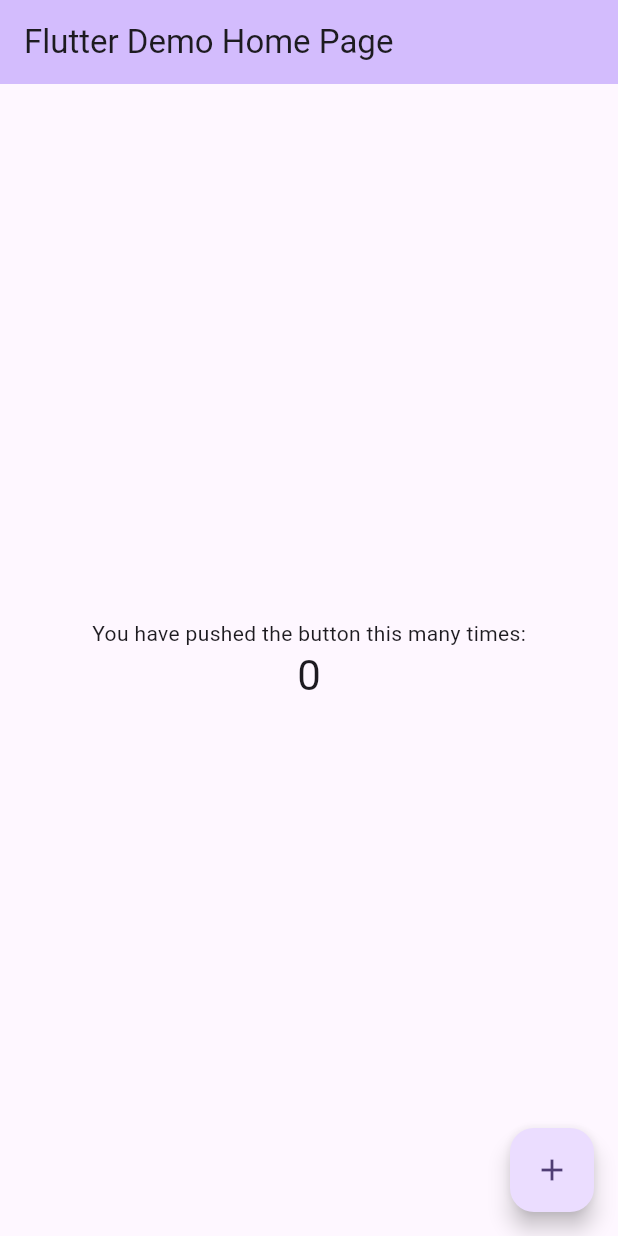
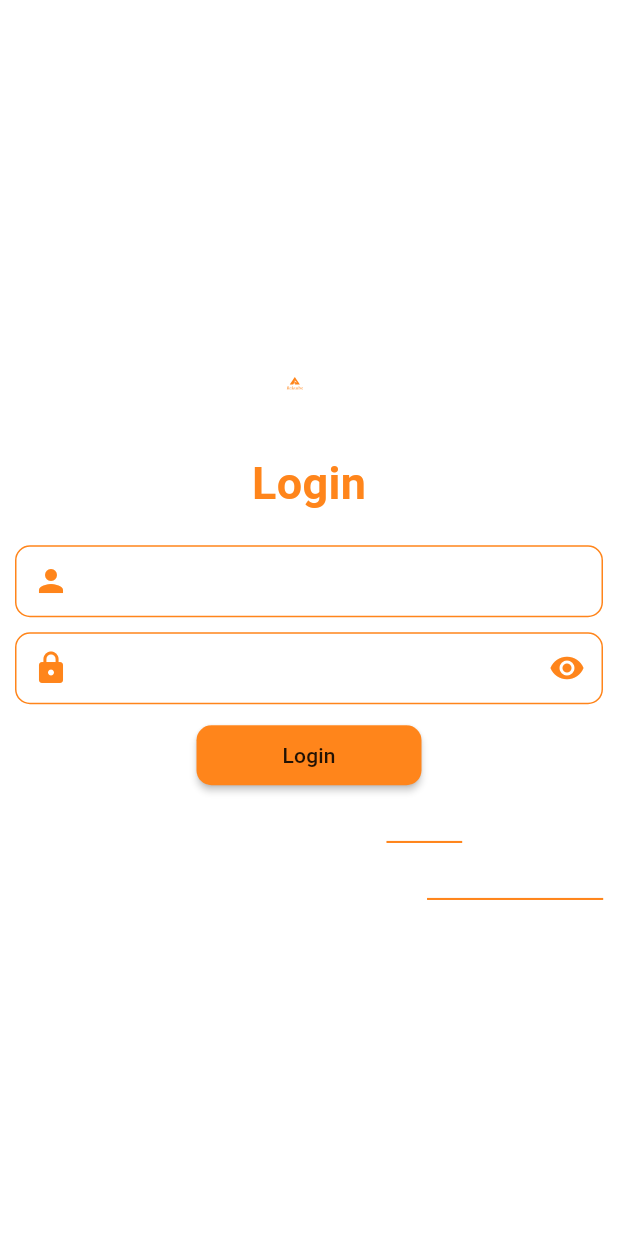
Before and after one commit to andomeder/rektube, a Flutter app: the screen it shows after launch, on a phone screen of 412 x 824 dp. Run offline on Flutter 3.47's test engine with Material 3 defaults, Android fonts, the phone set to English and light mode, and no system bars; our stand-ins replace flutter_svg, get, get_storage.

Commit message:
added login

```diff
--- /dev/null
+++ b/lib/configs/colours.dart
@@ -0,0 +1,5 @@
+import 'package:flutter/material.dart';
+
+const Color mainColor = Color.fromARGB(0, 17, 17, 17);
+const Color secondaryColor = Color.fromARGB(255, 255, 133, 27);
+const Color extraColor = Color(0xFFFFFFFF);
--- /dev/null
+++ b/lib/controllers/auth/login_controller.dart
@@ -0,0 +1,47 @@
+import 'package:flutter/material.dart';
+import 'package:get/get.dart';
+import 'package:rektube/configs/colours.dart';
+
+class LoginController extends GetxController {
+  var errorMessage = "".obs;
+  setErrorMessage(newErrorMessage) {
+    errorMessage.value = newErrorMessage;
+  }
+
+  bool validateLogin(String username, String password) {
+  if (username.isEmpty && password.isEmpty) {
+    _showErrorSnackbar("Error", "Please enter username and password");
+    return false;
+  }
+  if (username.isEmpty) {
+    _showErrorSnackbar("Error", "Please enter username");
+    return false;
+  }
+  if (password.isEmpty) {
+    _showErrorSnackbar("Error", "Please enter password");
+    return false;
+  }
+  return true;
+  }
+
+  void showSuccessSnackbar(String title, String message) {
+    Get.snackbar(title, message,
+      backgroundColor: Colors.blue,
+      snackPosition: SnackPosition.BOTTOM,
+      colorText: extraColor,
+      margin: EdgeInsets.all(10),
+      borderRadius: 8,
+    );
+  }
+
+  void _showErrorSnackbar(String title, String message) {
+    Get.snackbar(title, message,
+      backgroundColor: Colors.redAccent,
+      snackPosition: SnackPosition.BOTTOM,
+      colorText: extraColor,
+      margin: EdgeInsets.all(10),
+      borderRadius: 8,
+    );
+  }
+
+}
--- a/lib/main.dart
+++ b/lib/main.dart
@@ -1,122 +1,16 @@
 import 'package:flutter/material.dart';
+import 'package:get/get.dart';
+import 'package:get_storage/get_storage.dart';
+import 'package:rektube/views/screens/auth/login.dart';
+import 'package:rektube/utils/routes.dart';
 
-void main() {
-  runApp(const MyApp());
+void main() async {
+  WidgetsFlutterBinding.ensureInitialized();
+  await GetStorage.init();
+  runApp(GetMaterialApp(
+    home: Login(),
+    getPages: AppRoutes.routes,
+    initialRoute: '/',
+    debugShowCheckedModeBanner: false,
+  ));
 }
-
-class MyApp extends StatelessWidget {
-  const MyApp({super.key});
-
-  // This widget is the root of your application.
-  @override
-  Widget build(BuildContext context) {
-    return MaterialApp(
-      title: 'Flutter Demo',
-      theme: ThemeData(
-        // This is the theme of your application.
-        //
-        // TRY THIS: Try running your application with "flutter run". You'll see
-        // the application has a purple toolbar. Then, without quitting the app,
-        // try changing the seedColor in the colorScheme below to Colors.green
-        // and then invoke "hot reload" (save your changes or press the "hot
-        // reload" button in a Flutter-supported IDE, or press "r" if you used
-        // the command line to start the app).
-        //
-        // Notice that the counter didn't reset back to zero; the application
-        // state is not lost during the reload. To reset the state, use hot
-        // restart instead.
-        //
-        // This works for code too, not just values: Most code changes can be
-        // tested with just a hot reload.
-        colorScheme: ColorScheme.fromSeed(seedColor: Colors.deepPurple),
-      ),
-      home: const MyHomePage(title: 'Flutter Demo Home Page'),
-    );
-  }
-}
-
-class MyHomePage extends StatefulWidget {
-  const MyHomePage({super.key, required this.title});
-
-  // This widget is the home page of your application. It is stateful, meaning
-  // that it has a State object (defined below) that contains fields that affect
-  // how it looks.
-
-  // This class is the configuration for the state. It holds the values (in this
-  // case the title) provided by the parent (in this case the App widget) and
-  // used by the build method of the State. Fields in a Widget subclass are
-  // always marked "final".
-
-  final String title;
-
-  @override
-  State<MyHomePage> createState() => _MyHomePageState();
-}
-
-class _MyHomePageState extends State<MyHomePage> {
-  int _counter = 0;
-
-  void _incrementCounter() {
-    setState(() {
-      // This call to setState tells the Flutter framework that something has
-      // changed in this State, which causes it to rerun the build method below
-      // so that the display can reflect the updated values. If we changed
-      // _counter without calling setState(), then the build method would not be
-      // called again, and so nothing would appear to happen.
-      _counter++;
-    });
-  }
-
-  @override
-  Widget build(BuildContext context) {
-    // This method is rerun every time setState is called, for instance as done
-    // by the _incrementCounter method above.
-    //
-    // The Flutter framework has been optimized to make rerunning build methods
-    // fast, so that you can just rebuild anything that needs updating rather
-    // than having to individually change instances of widgets.
-    return Scaffold(
-      appBar: AppBar(
-        // TRY THIS: Try changing the color here to a specific color (to
-        // Colors.amber, perhaps?) and trigger a hot reload to see the AppBar
-        // change color while the other colors stay the same.
-        backgroundColor: Theme.of(context).colorScheme.inversePrimary,
-        // Here we take the value from the MyHomePage object that was created by
-        // the App.build method, and use it to set our appbar title.
-        title: Text(widget.title),
-      ),
-      body: Center(
-        // Center is a layout widget. It takes a single child and positions it
-        // in the middle of the parent.
-        child: Column(
-          // Column is also a layout widget. It takes a list of children and
-          // arranges them vertically. By default, it sizes itself to fit its
-          // children horizontally, and tries to be as tall as its parent.
-          //
-          // Column has various properties to control how it sizes itself and
-          // how it positions its children. Here we use mainAxisAlignment to
-          // center the children vertically; the main axis here is the vertical
-          // axis because Columns are vertical (the cross axis would be
-          // horizontal).
-          //
-          // TRY THIS: Invoke "debug painting" (choose the "Toggle Debug Paint"
-          // action in the IDE, or press "p" in the console), to see the
-          // wireframe for each widget.
-          mainAxisAlignment: MainAxisAlignment.center,
-          children: <Widget>[
-            const Text('You have pushed the button this many times:'),
-            Text(
-              '$_counter',
-              style: Theme.of(context).textTheme.headlineMedium,
-            ),
-          ],
-        ),
-      ),
-      floatingActionButton: FloatingActionButton(
-        onPressed: _incrementCounter,
-        tooltip: 'Increment',
-        child: const Icon(Icons.add),
-      ), // This trailing comma makes auto-formatting nicer for build methods.
-    );
-  }
-}
--- /dev/null
+++ b/lib/utils/routes.dart
@@ -0,0 +1,13 @@
+import 'package:get/get.dart';
+import 'package:rektube/views/screens/auth/login.dart';
+
+class AppRoutes {
+  static const String login = "/";
+  static const String signup = "/signup";
+  static const String home = "/home";
+
+
+  static List<GetPage> routes = [
+    GetPage(name: login, page: () => Login()),
+  ];
+}
--- /dev/null
+++ b/lib/views/screens/auth/login.dart
@@ -0,0 +1,144 @@
+import 'dart:math';
+
+import 'package:flutter/material.dart';
+import 'package:flutter_svg/svg.dart';
+import 'package:get/get.dart';
+import 'package:get_storage/get_storage.dart';
+import 'package:rektube/configs/colours.dart';
+import 'package:rektube/controllers/auth/login_controller.dart';
+import 'package:rektube/views/widgets/password_field.dart';
+import 'package:rektube/views/widgets/rektube_button.dart';
+import 'package:rektube/views/widgets/text_field.dart';
+
+var store = GetStorage();
+
+class Login extends StatelessWidget {
+  const Login({super.key});
+
+  @override
+  Widget build(BuildContext context) {
+    final LoginController loginController = Get.put(LoginController());
+    String username = store.read("username") ?? "";
+    //String password = store.read("password") ?? "";
+    TextEditingController userNameController = TextEditingController();
+    TextEditingController passwordController = TextEditingController();
+    userNameController.text = username;
+    return Scaffold(
+      backgroundColor: mainColor,
+      body: Center(
+        child: SingleChildScrollView(
+          child: Padding(
+            padding: const EdgeInsets.fromLTRB(10, 30, 10, 20),
+            child: Column(
+              mainAxisAlignment: MainAxisAlignment.center,
+              children: [
+                Padding(
+                  padding: const EdgeInsets.all(10.0),
+                  child: SvgPicture.asset('assets/images/logo-no-background.svg', semanticsLabel: 'Rektube Logo', height: 30, width: 30,),
+                ),
+                Padding(
+                  padding: const EdgeInsets.all(20.0),
+                  child: Text(
+                    "Login",
+                    style: TextStyle(
+                      color: secondaryColor,
+                      fontSize: 30,
+                      fontWeight: FontWeight.bold,
+                    ),
+                  ),
+                ),
+                myTextField(
+                  hintText: "Enter Username",
+                  controller: userNameController,
+                ),
+                SizedBox(height: 10),
+                PasswordField(
+                  hintText: "Enter Password",
+                  controller: passwordController,
+                ),
+                Padding(
+                  padding: const EdgeInsets.all(10.0),
+                  child: rektubeButton(
+                    () async {
+                      bool isValid = loginController.validateLogin(
+                        userNameController.text.trim(),
+                        passwordController.text.trim(),
+                      );
+
+                      if (isValid) {
+                        loginController.showSuccessSnackbar(
+                          "Welcome ${userNameController.text.trim()}",
+                          "Welcome to Rektube",
+                        );
+                      }
+                      Get.offAndToNamed("/home");
+                    },
+                    label: "Login",
+                    color: secondaryColor,
+                  ),
+                ),
+                Padding(
+                  padding: const EdgeInsets.all(8.0),
+                  child: Row(
+                    mainAxisAlignment: MainAxisAlignment.center,
+                    children: [
+                      Text(
+                        "Don't have an account? ",
+                        style: TextStyle(
+                          color: extraColor,
+                          fontWeight: FontWeight.bold,
+                          fontSize: 14,
+                        ),
+                      ),
+                      GestureDetector(
+                        onTap: () {
+                          Get.toNamed("/signup");
+                        },
+                        child: Text(
+                          "Sign Up",
+                          style: TextStyle(
+                            color: extraColor,
+                            decoration: TextDecoration.underline,
+                            decorationColor: secondaryColor,
+                            decorationThickness: 2,
+                            fontWeight: FontWeight.bold,
+                            fontSize: 14,
+                          ),
+                        ),
+                      )
+                    ],
+                  ),
+                ),
+                SizedBox(height: 10),
+                Row(
+                  mainAxisAlignment: MainAxisAlignment.end,
+                  children: [
+                    GestureDetector(
+                      child: Text("Forgot Password?",
+                          style: TextStyle(
+                            color: extraColor,
+                            decoration: TextDecoration.underline,
+                            decorationColor: secondaryColor,
+                            decorationThickness: 2,
+                            fontWeight: FontWeight.bold,
+                            fontSize: 14,
+                          )),
+                      onTap: () {
+                        print("Forgot Password tapped");
+                        Get.snackbar("Info", "Forgot Password functionality is not available yet",
+                        snackPosition: SnackPosition.BOTTOM,
+                        backgroundColor: Colors.amber,
+                        colorText: extraColor
+                        );
+                      }
+                    )
+                  ],
+                )
+              ],
+            ),
+          ),
+        ),
+      ),
+    );
+  }
+}
--- /dev/null
+++ b/lib/views/widgets/password_field.dart
@@ -0,0 +1,49 @@
+import 'package:flutter/material.dart';
+import 'package:rektube/views/widgets/text_field.dart';
+
+class PasswordField extends StatefulWidget {
+  final String? hintText;
+  final TextEditingController controller;
+  //const PasswordField({super.key});
+  const PasswordField({super.key, this.hintText, required this.controller});
+
+  @override
+  State<PasswordField> createState() => _PasswordFieldState();
+}
+
+class _PasswordFieldState extends State<PasswordField>
+    with SingleTickerProviderStateMixin {
+  late AnimationController _controller;
+  bool _obscureText = true;
+
+  @override
+  void initState() {
+    super.initState();
+    _controller = AnimationController(
+      vsync: this,
+      //duration: const Duration(milliseconds: 200),
+    );
+  }
+
+  @override
+  void dispose() {
+    _controller.dispose();
+    super.dispose();
+  }
+
+  @override
+  Widget build(BuildContext context) {
+    return myTextField(
+      hintText: widget.hintText,
+      controller: widget.controller,
+      prefixIcon: Icons.lock,
+      suffixIcon: _obscureText ? Icons.visibility : Icons.visibility_off,
+      obscureText: _obscureText,
+      suffixIcontap: () {
+        setState(() {
+          _obscureText = !_obscureText;
+        });
+      },
+    );
+  }
+}
--- /dev/null
+++ b/lib/views/widgets/rektube_button.dart
@@ -0,0 +1,15 @@
+import 'package:flutter/material.dart';
+import 'package:rektube/configs/colours.dart';
+
+Widget rektubeButton(VoidCallback work, {required label, color = extraColor}) {
+  return MaterialButton(
+    onPressed: work,
+    color: color,
+    minWidth: 150,
+    height: 40,
+    shape: RoundedRectangleBorder(
+      borderRadius: BorderRadius.circular(10),
+    ),
+    child: Text(label),
+  );
+}
--- /dev/null
+++ b/lib/views/widgets/text_field.dart
@@ -0,0 +1,46 @@
+import 'package:flutter/material.dart';
+import 'package:rektube/configs/colours.dart';
+
+Widget myTextField({
+  String? hintText,
+  required controller,
+  IconData? prefixIcon,
+  IconData? suffixIcon,
+  bool obscureText = false,
+  VoidCallback? suffixIcontap,
+  TextStyle? textstyle,
+}) {
+  return TextField(
+    controller: controller,
+    obscureText: obscureText,
+    style: TextStyle(color: extraColor),
+    decoration: InputDecoration(
+      hintText: hintText,
+      hintStyle: TextStyle(color: extraColor, fontSize: 14),
+      prefixIcon:
+          prefixIcon != null
+              ? Icon(prefixIcon, color: secondaryColor)
+              : Icon(Icons.person, color: secondaryColor),
+      suffixIcon:
+          suffixIcon != null
+              ? IconButton(
+                onPressed: suffixIcontap,
+                icon: Icon(suffixIcon, color: secondaryColor),
+              )
+              : null,
+      border: OutlineInputBorder(
+        borderRadius: BorderRadius.circular(10),
+        borderSide: BorderSide(color: secondaryColor),
+      ),
+      contentPadding: const EdgeInsets.fromLTRB(10, 10, 10, 10),
+      focusedBorder: OutlineInputBorder(
+        borderRadius: BorderRadius.circular(10),
+        borderSide: BorderSide(color: secondaryColor),
+      ),
+      enabledBorder: OutlineInputBorder(
+        borderRadius: BorderRadius.circular(10),
+        borderSide: BorderSide(color: secondaryColor),
+      ),
+    ),
+  );
+}
```
Also changed, not shown: pubspec.yaml (+19 -1 lines), assets/fonts/Fraunces.ttf (added), assets/images/logo-color.png (added), assets/images/logo-color.svg (added), assets/images/logo-no-background.png (added), assets/images/logo-no-background.svg (added), pubspec.lock, 2 other files.
